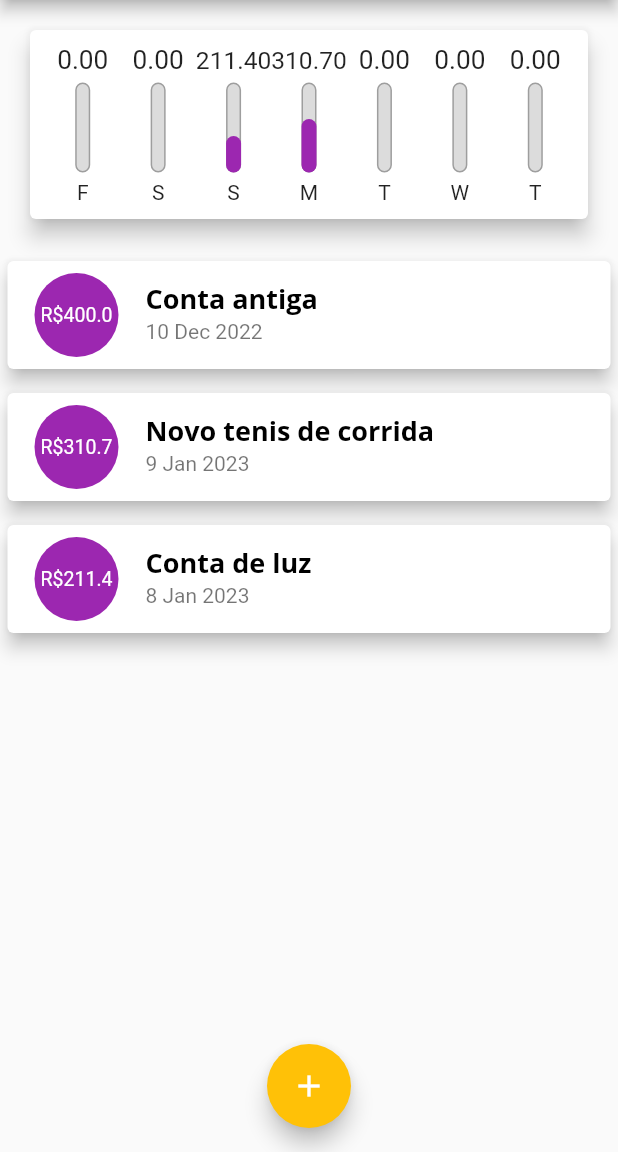
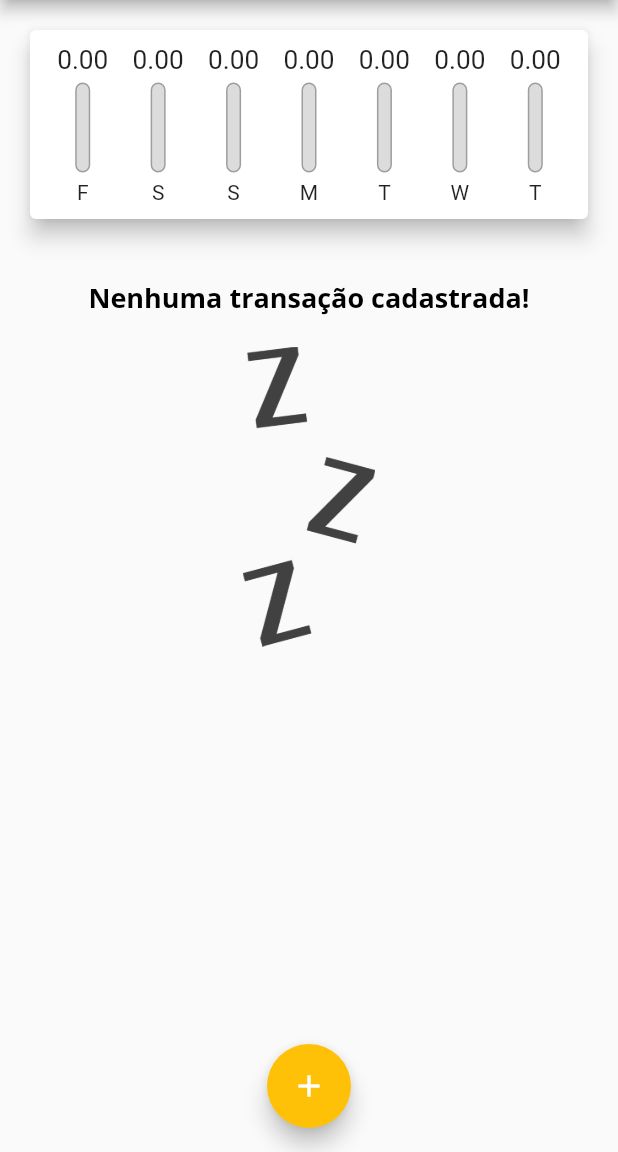
Before and after one commit to reisalazar/App-Expesnes-Flutter, a Flutter app: the screen it shows after launch, on a phone screen of 412 x 824 dp, the part 84-1236 px from its top. Run offline on Flutter 3.47's test engine with Material 2 defaults, Android fonts, the phone set to English and light mode, and no system bars.

```diff
--- a/lib/components/chart.dart
+++ b/lib/components/chart.dart
@@ -54,7 +54,9 @@ class Chart extends StatelessWidget {
               child: ChartBar(
                 label: tr['day'] as String,
                 value: tr['value'] as double,
-                percentage: (tr['value'] as double) / _weekTotalValue,
+                percentage: _weekTotalValue == 0
+                    ? 0
+                    : (tr['value'] as double) / _weekTotalValue,
               ),
             );
           }).toList(),
--- a/lib/main.dart
+++ b/lib/main.dart
@@ -51,26 +51,7 @@ class MyHomePage extends StatefulWidget {
 }
 
 class _MyHomePageState extends State<MyHomePage> {
-  final List<Transaction> _transactions = [
-    Transaction(
-      id: 't0',
-      title: 'Conta antiga',
-      value: 400.00,
-      date: DateTime.now().subtract(const Duration(days: 33)),
-    ),
-    Transaction(
-      id: 't1',
-      title: 'Novo tenis de corrida',
-      value: 310.70,
-      date: DateTime.now().subtract(const Duration(days: 3)),
-    ),
-    Transaction(
-      id: 't2',
-      title: 'Conta de luz',
-      value: 211.40,
-      date: DateTime.now().subtract(const Duration(days: 4)),
-    )
-  ];
+  final List<Transaction> _transactions = [];
 
   List<Transaction> get _recentTransactions {
     return _transactions.where((tr) {
@@ -80,12 +61,13 @@ class _MyHomePageState extends State<MyHomePage> {
     }).toList();
   }
 
-  _addTransaction(String title, double value) {
+  _addTransaction(String title, double value, DateTime date) {
     final newTransaction = Transaction(
-        id: Random().nextDouble().toString(),
-        title: title,
-        value: value,
-        date: DateTime.now());
+      id: Random().nextDouble().toString(),
+      title: title,
+      value: value,
+      date: date,
+    );
 
     setState(() {
       _transactions.add(newTransaction);
```
Also changed, not shown: lib/components/transaction_form.dart (+7 -7 lines).
